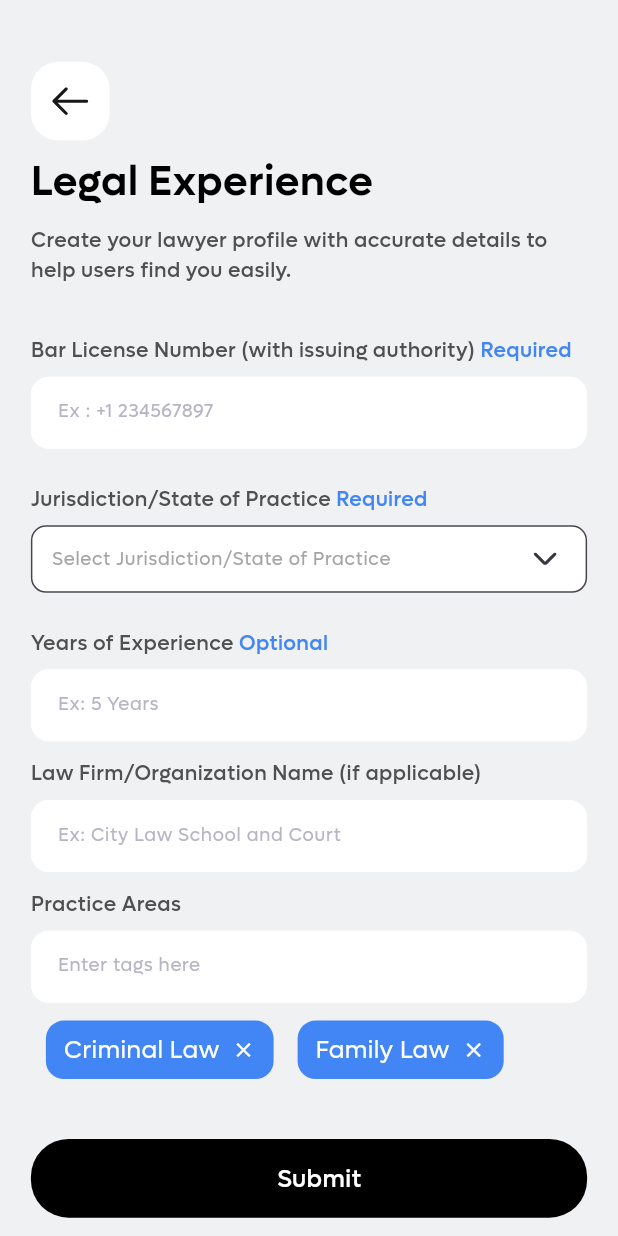
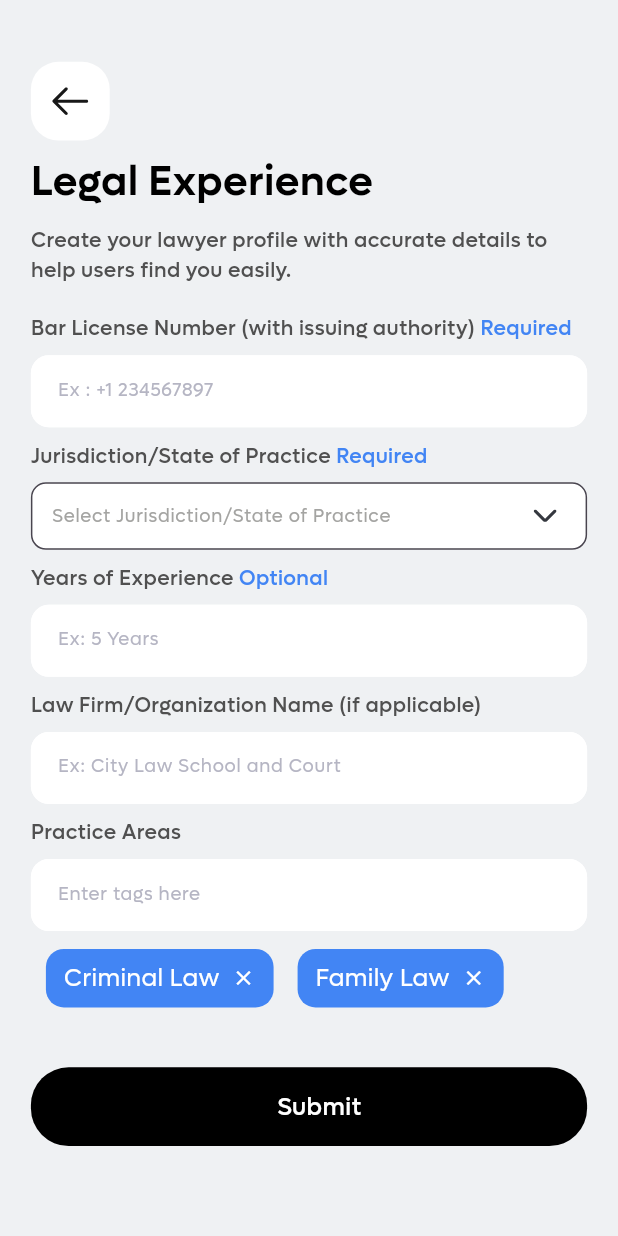
Before and after one commit to ibrahimsm83/casekarao, a Flutter app: the LegalExperienceScreen screen opened by its route, on a phone screen of 412 x 824 dp. Run offline on Flutter 3.47's test engine with Material 3 defaults, Android fonts, the phone set to English and light mode, and no system bars; our stand-ins replace another_flushbar, flutter_rating, flutter_screenutil, flutter_svg, get, pin_code_fields and 1 more.

Commit message:
Legal Experience issues fixed

```diff
--- a/lib/presentation/legal_experience_screen/legal_experience_screen.dart
+++ b/lib/presentation/legal_experience_screen/legal_experience_screen.dart
@@ -113,7 +113,7 @@ class _LegalExperienceScreenState extends State<LegalExperienceScreen> {
                 ),
                 Padding(
                   padding: EdgeInsets.only(
-                    top: AppSize.s10.h,
+                    top: AppSize.s8.h,
                     bottom: AppSize.s6.h,
                   ),
                   child: Text(
@@ -141,7 +141,7 @@ class _LegalExperienceScreenState extends State<LegalExperienceScreen> {
 
                 Padding(
                   padding: EdgeInsets.only(
-                    top: AppSize.s10.h,
+                    top: AppSize.s8.h,
                     bottom: AppSize.s6.h,
                   ),
                   child: Text(
@@ -231,7 +231,7 @@ class _LegalExperienceScreenState extends State<LegalExperienceScreen> {
 
   Widget heading(String text1, String text2) {
     return Padding(
-      padding: EdgeInsets.only(top: AppSize.s20.h, bottom: AppSize.s6.h),
+      padding: EdgeInsets.only(top: AppSize.s8.h, bottom: AppSize.s6.h),
       child: Row(
         children: [
           Text(
```
